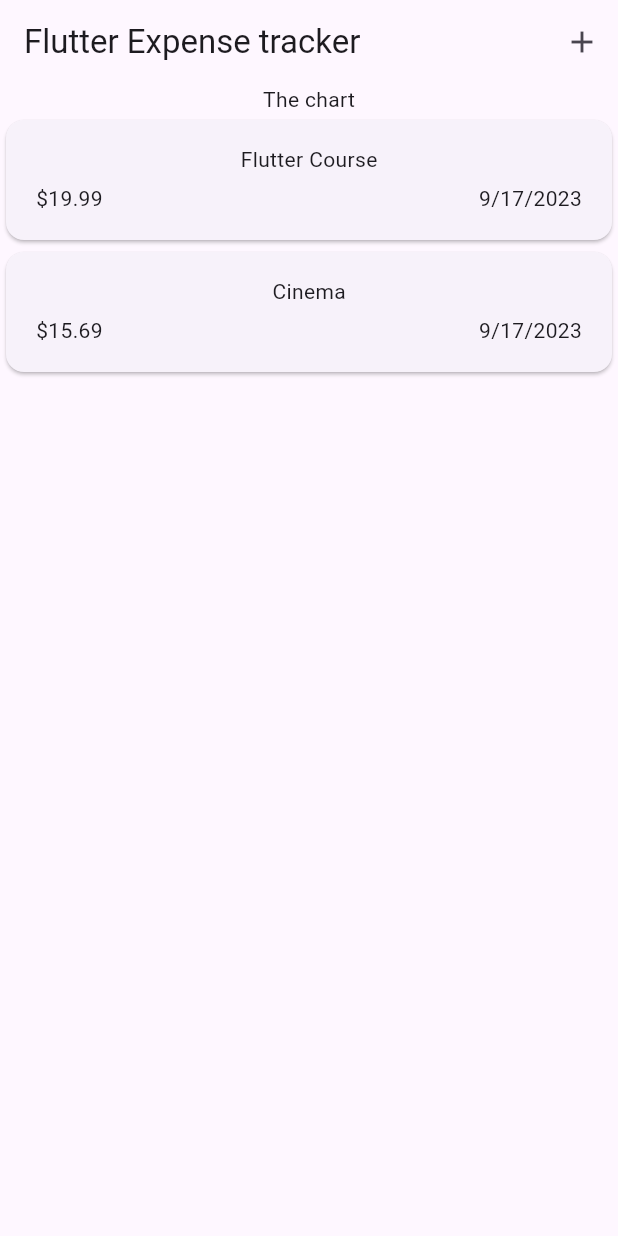
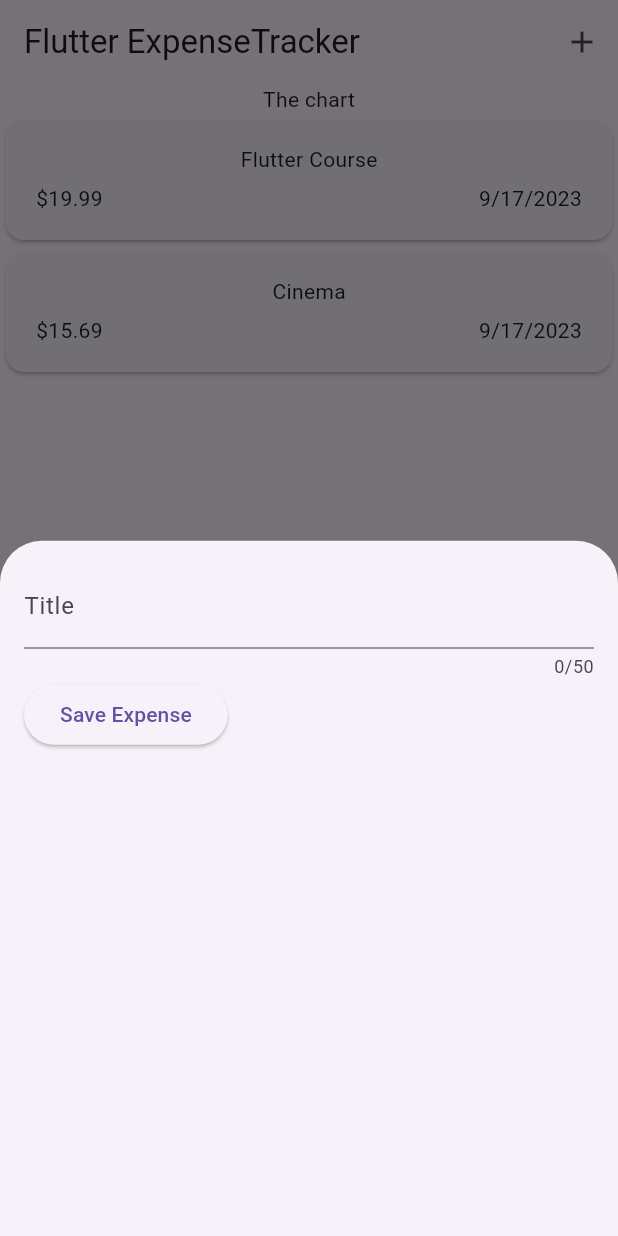
Before and after one commit to tundeloper/expense_tracker_dart, a Flutter app: the screen it shows after launch, after a tap on the "add" icon, on a phone screen of 412 x 824 dp. Run offline on Flutter 3.47's test engine with Material 2 defaults, Android fonts, the phone set to English and light mode, and no system bars.

```diff
--- a/lib/expenses.dart
+++ b/lib/expenses.dart
@@ -1,5 +1,7 @@
 import 'package:expense_tracker/expenses_list.dart';
+import 'package:expense_tracker/new_expense.dart';
 import 'package:flutter/material.dart';
+
 import 'package:expense_tracker/models/expense.dart';
 
 class Expenses extends StatefulWidget {
@@ -7,43 +9,51 @@ class Expenses extends StatefulWidget {
 
   @override
   State<Expenses> createState() {
-    return _EpensesState();
+    return _ExpensesState();
   }
 }
 
-class _EpensesState extends State<Expenses> {
+class _ExpensesState extends State<Expenses> {
   final List<Expense> _registeredExpenses = [
     Expense(
       title: 'Flutter Course',
       amount: 19.99,
       date: DateTime.now(),
-        category: Category.work.toString()),
+      category: Category.work.toString(),
+    ),
     Expense(
       title: 'Cinema',
       amount: 15.69,
       date: DateTime.now(),
-        category: Category.work.toString()),
+      category: Category.leisure.toString(),
+    ),
   ];
 
   void _openAddExpenseOverlay() {
-    showBottomSheet(context: context, builder: (ctx) {
-      return const Scaffold(
-        body: Column(children: [Text('data')]),
+    showModalBottomSheet(
+      context: context,
+      builder: (ctx) => const NewExpense(),
     );
-    });
   }
 
   @override
   Widget build(BuildContext context) {
     return Scaffold(
       appBar: AppBar(
-        title: const Text('Flutter Expense tracker'),
-        actions: [IconButton(onPressed: _openAddExpenseOverlay, icon: const Icon(Icons.add))],
+        title: const Text('Flutter ExpenseTracker'),
+        actions: [
+          IconButton(
+            onPressed: _openAddExpenseOverlay,
+            icon: const Icon(Icons.add),
+          ),
+        ],
       ),
       body: Column(
         children: [
           const Text('The chart'),
-          Expanded(child: ExpensesList(expenses: _registeredExpenses))
+          Expanded(
+            child: ExpensesList(expenses: _registeredExpenses),
+          ),
         ],
       ),
     );
--- a/lib/new_expense.dart
+++ b/lib/new_expense.dart
@@ -16,6 +16,15 @@ class _NewExpenseState extends State<NewExpense> {
     _enteredTitle = inputValue;
   }
 
+  final _titleController = TextEditingController();
+
+  @override
+  void dispose() {
+    // TODO: implement dispose
+    _titleController.dispose();
+    super.dispose();
+  }
+
   @override
   Widget build(BuildContext context) {
     return Padding(
@@ -24,6 +33,7 @@ class _NewExpenseState extends State<NewExpense> {
         children: [
           TextField(
             onChanged: _saveTitleInput,
+            controller: _titleController,
             maxLength: 50,
             decoration: const InputDecoration(
               label: Text('Title'),
@@ -33,7 +43,7 @@ class _NewExpenseState extends State<NewExpense> {
             children: [
               ElevatedButton(
                 onPressed: () {
-                  print(_enteredTitle);
+                  print(_titleController.text);
                 },
                 child: const Text('Save Expense'),
               ),
```
Lines whose indentation alone changed are shown as unchanged.
